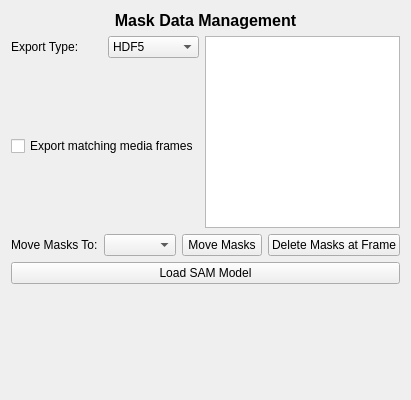
This is src/WhiskerToolbox/DataManager_Widget/Mask_Widget/Mask_Widget.ui in paulmthompson/WhiskerToolbox as Qt 5 draws it before an edit. The edited form follows.
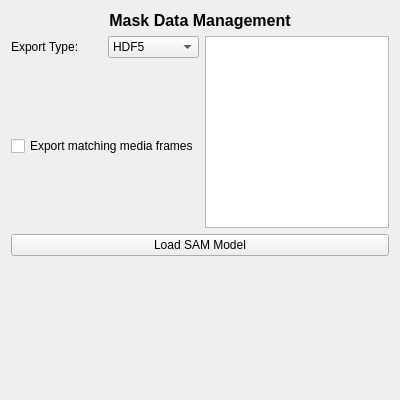
This is the edited form. Custom widgets are drawn as their Qt base class.

Commit message: update mask data to map structure. and add copyto and moveto methods for point data

Diff of the .ui file:
```diff
--- a/src/WhiskerToolbox/DataManager_Widget/Mask_Widget/Mask_Widget.ui
+++ b/src/WhiskerToolbox/DataManager_Widget/Mask_Widget/Mask_Widget.ui
@@ -101,47 +101,6 @@
      </item>
     </layout>
    </item>
-   <item>
-    <layout class="QHBoxLayout" name="actionButtonsLayout">
-     <item>
-      <widget class="QLabel" name="moveToLabel">
-       <property name="text">
-        <string>Move Masks To:</string>
-       </property>
-      </widget>
-     </item>
-     <item>
-      <widget class="QComboBox" name="moveToMaskDataComboBox"/>
-     </item>
-     <item>
-      <widget class="QPushButton" name="moveMasksButton">
-       <property name="text">
-        <string>Move Masks</string>
-       </property>
-      </widget>
-     </item>
-     <item>
-      <widget class="QPushButton" name="deleteMasksButton">
-       <property name="text">
-        <string>Delete Masks at Frame</string>
-       </property>
-      </widget>
-     </item>
-     <item>
-      <spacer name="actionHorizontalSpacer">
-       <property name="orientation">
-        <enum>Qt::Orientation::Horizontal</enum>
-       </property>
-       <property name="sizeHint" stdset="0">
-        <size>
-         <width>40</width>
-         <height>20</height>
-        </size>
-       </property>
-      </spacer>
-     </item>
-    </layout>
-   </item>
    <item>
     <widget class="QPushButton" name="load_sam_button">
      <property name="text">
```
The commit also changes 7 other files.
